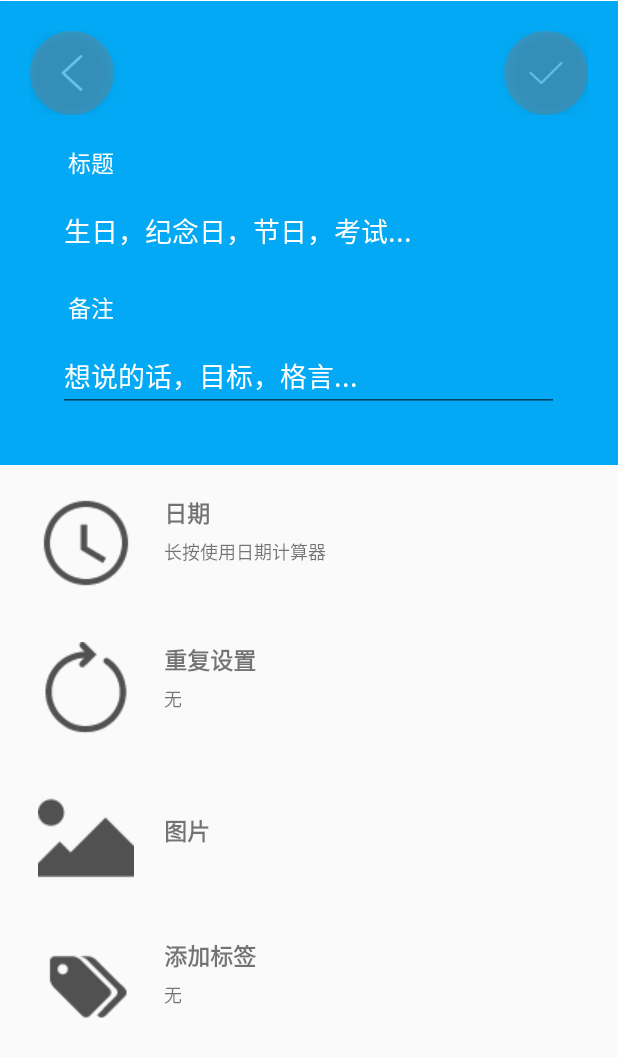
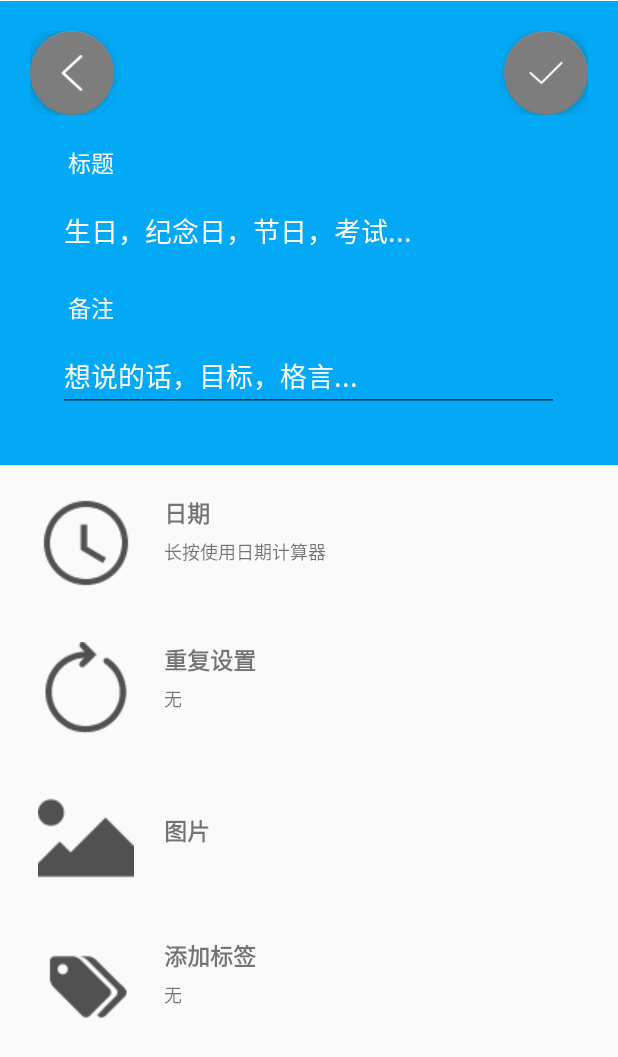
Before and after one commit to couteauD/iTime, an Android app: the screen it shows after launch (newScheduleActivity), after a tap on an icon or button, on a phone screen of 412 x 824 dp. Shown: the top 1057 px of the screen. Run offline under Robolectric (Android 15) with nearby library versions, the phone set to English and light mode, and no system bars; our stand-ins replace Picasso, navigation-ui.

```diff
--- a/iTime/app/build.gradle
+++ b/iTime/app/build.gradle
@@ -1,12 +1,12 @@
 apply plugin: 'com.android.application'
 
 android {
-    compileSdkVersion 28
+    compileSdkVersion 29
     buildToolsVersion "29.0.2"
     defaultConfig {
         applicationId "com.example.itime"
         minSdkVersion 15
-        targetSdkVersion 28
+        targetSdkVersion 29
         versionCode 1
         versionName "1.0"
         testInstrumentationRunner "androidx.test.runner.AndroidJUnitRunner"
--- a/iTime/app/src/main/java/com/example/itime/MainActivity.java
+++ b/iTime/app/src/main/java/com/example/itime/MainActivity.java
@@ -13,6 +13,8 @@ import android.util.Log;
 import android.view.View;
 
 import androidx.annotation.Nullable;
+import androidx.fragment.app.Fragment;
+import androidx.fragment.app.FragmentManager;
 import androidx.fragment.app.FragmentTransaction;
 import androidx.navigation.NavController;
 import androidx.navigation.Navigation;
@@ -28,9 +30,11 @@ import android.view.Menu;
 public class MainActivity extends AppCompatActivity {
 
     private static final int SET_SCHEDULE=201;
+    private static final int COUNTDOWN=202;
     private AppBarConfiguration mAppBarConfiguration;
     private byte[] bitmapByte;
     private String title,date,time,remark;
+    private int position=-1;
 
     @Override
     protected void onCreate(Bundle savedInstanceState) {
@@ -58,7 +62,10 @@ public class MainActivity extends AppCompatActivity {
         NavController navController = Navigation.findNavController(this, R.id.nav_host_fragment);
         NavigationUI.setupActionBarWithNavController(this, navController, mAppBarConfiguration);
         NavigationUI.setupWithNavController(navigationView, navController);
+
+        position=getIntent().getIntExtra("position",-1);
     }
+
 
     @Override
     protected void onActivityResult(int requestCode, int resultCode, @Nullable Intent data) {
@@ -73,6 +80,9 @@ public class MainActivity extends AppCompatActivity {
                     bitmapByte= data.getByteArrayExtra("bitmap");
                 }
                 break;
+//            case COUNTDOWN:
+//
+//                break;
         }
     }
 
@@ -103,4 +113,9 @@ public class MainActivity extends AppCompatActivity {
         return remark;
     }
 
+    public int getPosition() {
+        return position;
+    }
+
+
 }
--- a/iTime/app/src/main/res/layout/activity_new_schedule.xml
+++ b/iTime/app/src/main/res/layout/activity_new_schedule.xml
@@ -28,21 +28,19 @@
                 android:id="@+id/nav_back"
                 android:layout_width="wrap_content"
                 android:layout_height="wrap_content"
+                android:layout_alignParentStart="true"
                 android:layout_alignParentLeft="true"
-                android:layout_alignParentStart="true"
-                app:backgroundTint="#7E7D7D"
-                android:alpha="0.4"
-                android:src="@drawable/back"/>
+                android:src="@drawable/back"
+                app:backgroundTint="#7E7D7D" />
 
             <com.google.android.material.floatingactionbutton.FloatingActionButton
                 android:id="@+id/nav_ok"
                 android:layout_width="wrap_content"
                 android:layout_height="wrap_content"
+                android:layout_alignParentEnd="true"
                 android:layout_alignParentRight="true"
-                android:layout_alignParentEnd="true"
-                app:backgroundTint="#7E7D7D"
-                android:alpha="0.4"
-                android:src="@drawable/nav_ok"/>
+                android:src="@drawable/nav_ok"
+                app:backgroundTint="#7E7D7D" />
 
         </RelativeLayout>
 
--- a/iTime/app/src/main/res/layout/fragment_mainpage.xml
+++ b/iTime/app/src/main/res/layout/fragment_mainpage.xml
@@ -2,6 +2,7 @@
 <LinearLayout
     xmlns:android="http://schemas.android.com/apk/res/android"
     xmlns:tools="http://schemas.android.com/tools"
+    android:id="@+id/mainpage"
     android:layout_width="match_parent"
     android:layout_height="match_parent"
     android:orientation="vertical">
```
Also changed, not shown: iTime/app/src/main/java/com/example/itime/CountDownActivity.java (+61 -2 lines), iTime/app/src/main/java/com/example/itime/ui/mainpage/MainpageFragment.java (+26 -5 lines), iTime/app/src/main/res/layout/activity_count_down.xml (+49 -0 lines), iTime/app/src/main/res/drawable/delete.png (added), iTime/app/src/main/res/drawable/point_checked.png (added), iTime/app/src/main/res/drawable/point_normal.png (added), iTime/app/src/main/res/drawable/share.png (added), iTime/app/src/main/res/drawable/update.png (added).
